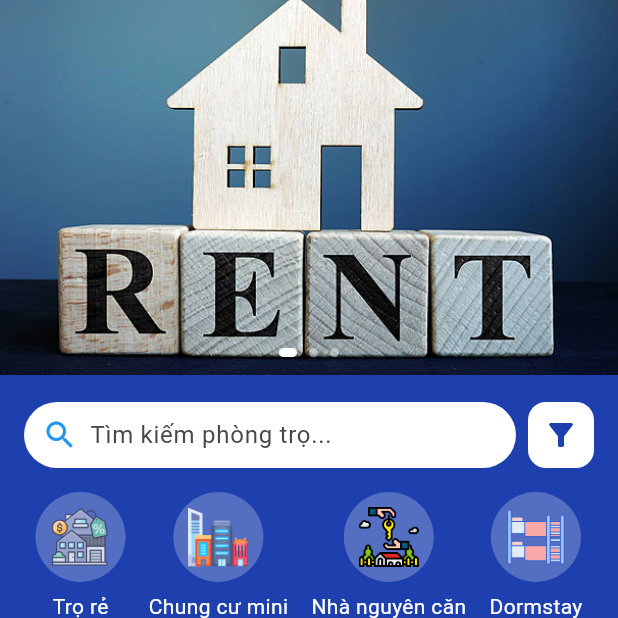
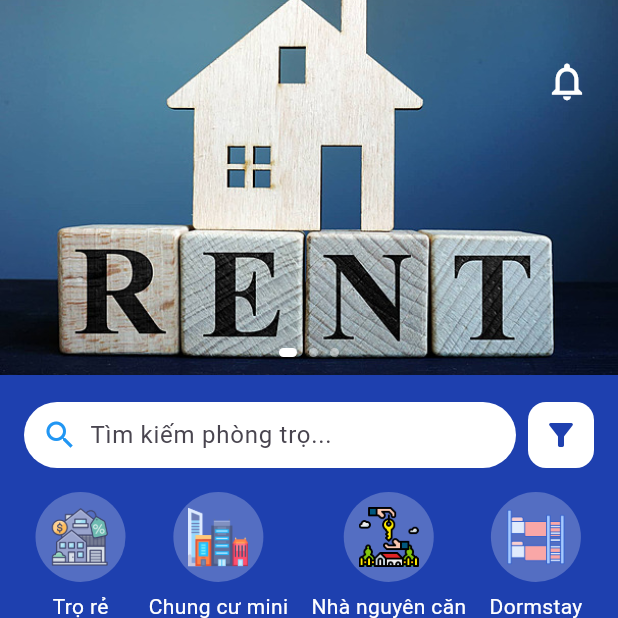
Before and after one commit to Ainhi2005/App_tim_tro, a Flutter app: the screen it shows after launch, on a phone screen of 412 x 824 dp, the top half of it. Run offline on Flutter 3.47's test engine with Material 3 defaults, Android fonts, the light colour scheme and no system bars; drawn by our look-alikes of carousel_slider.

Commit message:
trang home nhé

```diff
--- a/lib/screens/home/home_tab.dart
+++ b/lib/screens/home/home_tab.dart
@@ -85,6 +85,20 @@ class _HomeTabState extends State<HomeTab> {
                       : Colors.white.withAlpha((255 * 0.4).round()),                ),
               );
             }).toList(),
+          ),
+        ),
+        Positioned(
+          top: 30,  // Khoảng cách từ cạnh trên của slider
+          right: 10, // Khoảng cách từ cạnh phải của slider
+          child: IconButton(
+            icon: const Icon(
+              Icons.notifications_outlined,
+              color: Colors.white, // Giữ màu trắng để nổi bật
+              size: 30, // Tăng kích thước một chút nếu muốn
+            ),
+            onPressed: () {
+              // Ví dụ: Điều hướng tới trang thông báo
+            },
           ),
         ),
       ],
```
